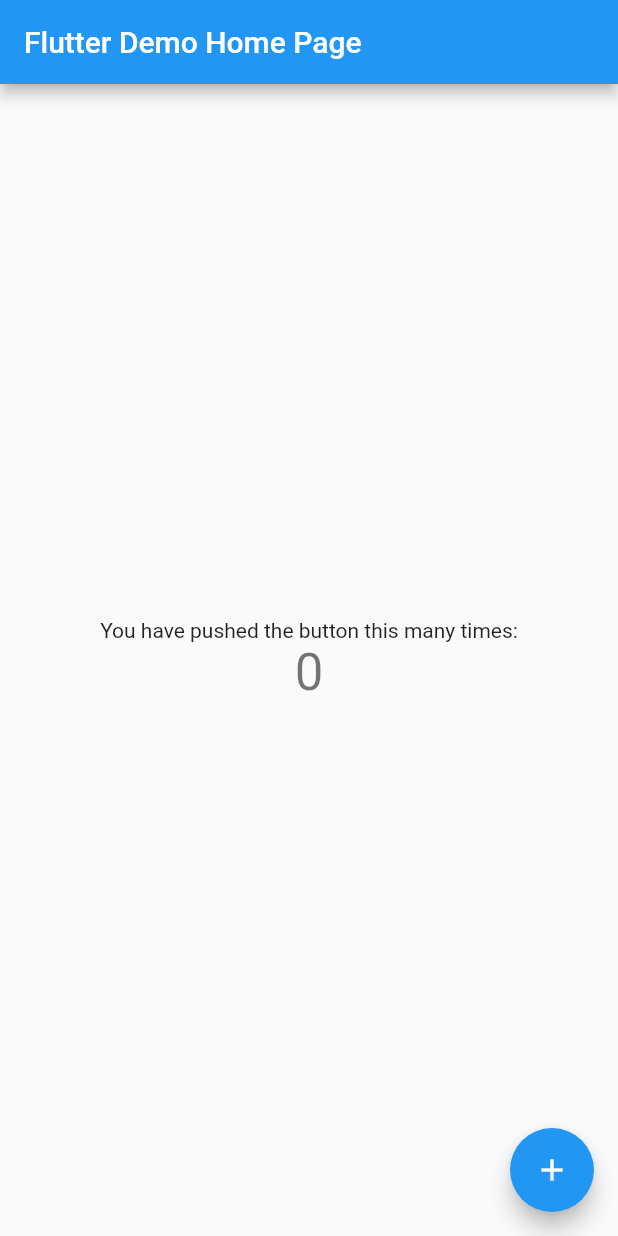
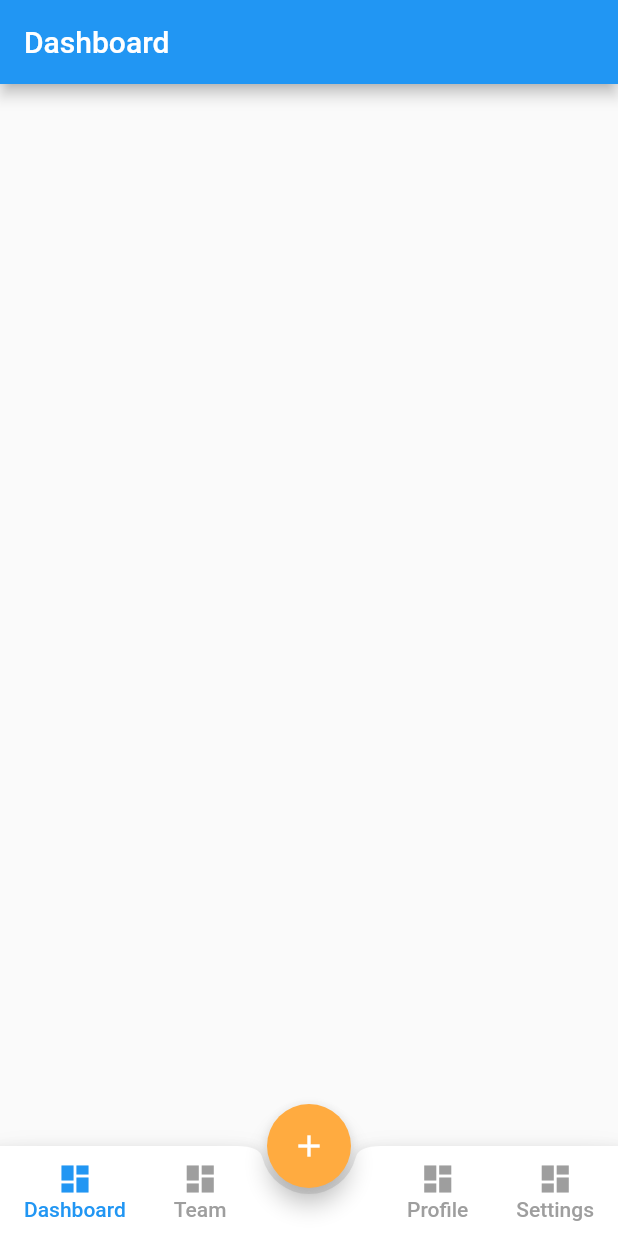
Before and after one commit to rocklyve/FUTracker, a Flutter app: the screen it shows after launch, on a phone screen of 412 x 824 dp. Run offline on Flutter 3.47's test engine with Material 2 defaults, Android fonts, the phone set to English and light mode, and no system bars.

Commit message:
add navbar

```diff
--- a/futracker/lib/main.dart
+++ b/futracker/lib/main.dart
@@ -1,10 +1,14 @@
+import 'dart:io';
+import 'package:flutter/cupertino.dart';
 import 'package:flutter/material.dart';
+import 'package:futracker/pages/home.dart';
 
 void main() {
   runApp(MyApp());
 }
 
 class MyApp extends StatelessWidget {
+
   // This widget is the root of your application.
   @override
   Widget build(BuildContext context) {
@@ -26,92 +30,7 @@ class MyApp extends StatelessWidget {
             // closer together (more dense) than on mobile platforms.
             visualDensity: VisualDensity.adaptivePlatformDensity,
           ),
-      home: MyHomePage(title: 'Flutter Demo Home Page'),
+          home: Home(),
         );
     }
   }
-
-class MyHomePage extends StatefulWidget {
-  MyHomePage({Key key, this.title}) : super(key: key);
-
-  // This widget is the home page of your application. It is stateful, meaning
-  // that it has a State object (defined below) that contains fields that affect
-  // how it looks.
-
-  // This class is the configuration for the state. It holds the values (in this
-  // case the title) provided by the parent (in this case the App widget) and
-  // used by the build method of the State. Fields in a Widget subclass are
-  // always marked "final".
-
-  final String title;
-
-  @override
-  _MyHomePageState createState() => _MyHomePageState();
-}
-
-class _MyHomePageState extends State<MyHomePage> {
-  int _counter = 0;
-
-  void _incrementCounter() {
-    setState(() {
-      // This call to setState tells the Flutter framework that something has
-      // changed in this State, which causes it to rerun the build method below
-      // so that the display can reflect the updated values. If we changed
-      // _counter without calling setState(), then the build method would not be
-      // called again, and so nothing would appear to happen.
-      _counter++;
-    });
-  }
-
-  @override
-  Widget build(BuildContext context) {
-    // This method is rerun every time setState is called, for instance as done
-    // by the _incrementCounter method above.
-    //
-    // The Flutter framework has been optimized to make rerunning build methods
-    // fast, so that you can just rebuild anything that needs updating rather
-    // than having to individually change instances of widgets.
-    return Scaffold(
-      appBar: AppBar(
-        // Here we take the value from the MyHomePage object that was created by
-        // the App.build method, and use it to set our appbar title.
-        title: Text(widget.title),
-      ),
-      body: Center(
-        // Center is a layout widget. It takes a single child and positions it
-        // in the middle of the parent.
-        child: Column(
-          // Column is also a layout widget. It takes a list of children and
-          // arranges them vertically. By default, it sizes itself to fit its
-          // children horizontally, and tries to be as tall as its parent.
-          //
-          // Invoke "debug painting" (press "p" in the console, choose the
-          // "Toggle Debug Paint" action from the Flutter Inspector in Android
-          // Studio, or the "Toggle Debug Paint" command in Visual Studio Code)
-          // to see the wireframe for each widget.
-          //
-          // Column has various properties to control how it sizes itself and
-          // how it positions its children. Here we use mainAxisAlignment to
-          // center the children vertically; the main axis here is the vertical
-          // axis because Columns are vertical (the cross axis would be
-          // horizontal).
-          mainAxisAlignment: MainAxisAlignment.center,
-          children: <Widget>[
-            Text(
-              'You have pushed the button this many times:',
-            ),
-            Text(
-              '$_counter',
-              style: Theme.of(context).textTheme.headline4,
-            ),
-          ],
-        ),
-      ),
-      floatingActionButton: FloatingActionButton(
-        onPressed: _incrementCounter,
-        tooltip: 'Increment',
-        child: Icon(Icons.add),
-      ), // This trailing comma makes auto-formatting nicer for build methods.
-    );
-  }
-}
--- /dev/null
+++ b/futracker/lib/pages/dashboard.dart
@@ -0,0 +1,17 @@
+import 'package:flutter/material.dart';
+
+class Dashboard extends StatefulWidget {
+  @override
+  _DashboardState createState() => _DashboardState();
+}
+
+class _DashboardState extends State<Dashboard> {
+  @override
+  Widget build(BuildContext context) {
+    return Scaffold(
+      appBar: AppBar(
+        title: Text('Dashboard'),
+      ),
+    );
+  }
+}
--- /dev/null
+++ b/futracker/lib/pages/home.dart
@@ -0,0 +1,124 @@
+import 'package:flutter/cupertino.dart';
+import 'package:flutter/material.dart';
+import 'package:futracker/pages/dashboard.dart';
+import 'package:futracker/pages/profile.dart';
+import 'package:futracker/pages/settings.dart';
+import 'package:futracker/pages/team.dart';
+
+class Home extends StatefulWidget {
+  @override
+  _HomeState createState() => _HomeState();
+}
+
+class _HomeState extends State<Home> {
+  // Properties
+  int currentTab = 0;
+  final List<Widget> screens = [
+    Dashboard(),
+    Team(),
+    Profile(),
+    Settings(),
+  ];
+
+  // Active Page ( Tab )
+  Widget currentScreen = Dashboard();
+  final PageStorageBucket bucket = PageStorageBucket();
+
+  @override
+  Widget build(BuildContext context) {
+    return Scaffold(
+      body: PageStorage(
+        child: currentScreen,
+        bucket: bucket,
+      ),
+      // FAB Button
+      floatingActionButton: FloatingActionButton(
+        child: Icon(Icons.add),
+        backgroundColor: Colors.orangeAccent,
+        onPressed: (){},
+      ),
+
+      // FAB Position
+      floatingActionButtonLocation: FloatingActionButtonLocation.centerDocked,
+
+      // Bottom App Bar
+      bottomNavigationBar: BottomAppBar(
+        shape: CircularNotchedRectangle(),
+        child: Container(
+          height: 60,
+          child: Row(
+            mainAxisAlignment: MainAxisAlignment.spaceBetween,
+            children: <Widget>[
+              Row(
+                children: <Widget>[
+                  MaterialButton(
+                    minWidth: 40,
+                    onPressed: (){
+                      setState(() {
+                        currentScreen = Dashboard();
+                        currentTab = 0;
+                      });
+                    },
+                    child: Column(
+                      mainAxisAlignment: MainAxisAlignment.center,
+                      children: <Widget>[
+                        Icon(Icons.dashboard, color: currentTab == 0 ? Colors.blue : Colors.grey,),
+                        Text('Dashboard', style: TextStyle(color: currentTab == 0 ? Colors.blue : Colors.grey,))
+                  ],)
+                ),
+                MaterialButton(
+                    minWidth: 40,
+                    onPressed: (){
+                      setState(() {
+                        currentScreen = Team();
+                        currentTab = 1;
+                      });
+                    },
+                    child: Column(
+                      mainAxisAlignment: MainAxisAlignment.center,
+                      children: <Widget>[
+                        Icon(Icons.dashboard, color: currentTab == 1 ? Colors.blue : Colors.grey,),
+                        Text('Team', style: TextStyle(color: currentTab == 1 ? Colors.blue : Colors.grey,))
+                  ],)
+                ),
+              ],),
+              Row(
+                children: <Widget>[
+                  MaterialButton(
+                    minWidth: 40,
+                    onPressed: (){
+                      setState(() {
+                        currentScreen = Profile();
+                        currentTab = 2;
+                      });
+                    },
+                    child: Column(
+                      mainAxisAlignment: MainAxisAlignment.center,
+                      children: <Widget>[
+                        Icon(Icons.dashboard, color: currentTab == 2 ? Colors.blue : Colors.grey,),
+                        Text('Profile', style: TextStyle(color: currentTab == 2 ? Colors.blue : Colors.grey,))
+                    ],)
+                  ),
+                  MaterialButton(
+                    minWidth: 40,
+                    onPressed: (){
+                      setState(() {
+                        currentScreen = Settings();
+                        currentTab = 3;
+                      });
+                    },
+                    child: Column(
+                      mainAxisAlignment: MainAxisAlignment.center,
+                      children: <Widget>[
+                        Icon(Icons.dashboard, color: currentTab == 3 ? Colors.blue : Colors.grey,),
+                        Text('Settings', style: TextStyle(color: currentTab == 3 ? Colors.blue : Colors.grey,))
+                  ],)
+                ),
+                ],)
+            ],
+          ),
+        ),
+      ),
+    );
+  }
+}
--- /dev/null
+++ b/futracker/lib/pages/profile.dart
@@ -0,0 +1,17 @@
+import 'package:flutter/material.dart';
+
+class Profile extends StatefulWidget {
+  @override
+  _ProfileState createState() => _ProfileState();
+}
+
+class _ProfileState extends State<Profile> {
+  @override
+  Widget build(BuildContext context) {
+    return Scaffold(
+      appBar: AppBar(
+        title: Text('Profile'),
+      ),
+    );
+  }
+}
--- /dev/null
+++ b/futracker/lib/pages/settings.dart
@@ -0,0 +1,17 @@
+import 'package:flutter/material.dart';
+
+class Settings extends StatefulWidget {
+  @override
+  _SettingsState createState() => _SettingsState();
+}
+
+class _SettingsState extends State<Settings> {
+  @override
+  Widget build(BuildContext context) {
+    return Scaffold(
+      appBar: AppBar(
+        title: Text('Settings'),
+      ),
+    );
+  }
+}
--- /dev/null
+++ b/futracker/lib/pages/team.dart
@@ -0,0 +1,17 @@
+import 'package:flutter/material.dart';
+
+class Team extends StatefulWidget {
+  @override
+  _TeamState createState() => _TeamState();
+}
+
+class _TeamState extends State<Team> {
+  @override
+  Widget build(BuildContext context) {
+    return Scaffold(
+      appBar: AppBar(
+        title: Text('Team'),
+      ),
+    );
+  }
+}
```
Also changed, not shown: 3 other files. Lines whose indentation alone changed are shown as unchanged.
